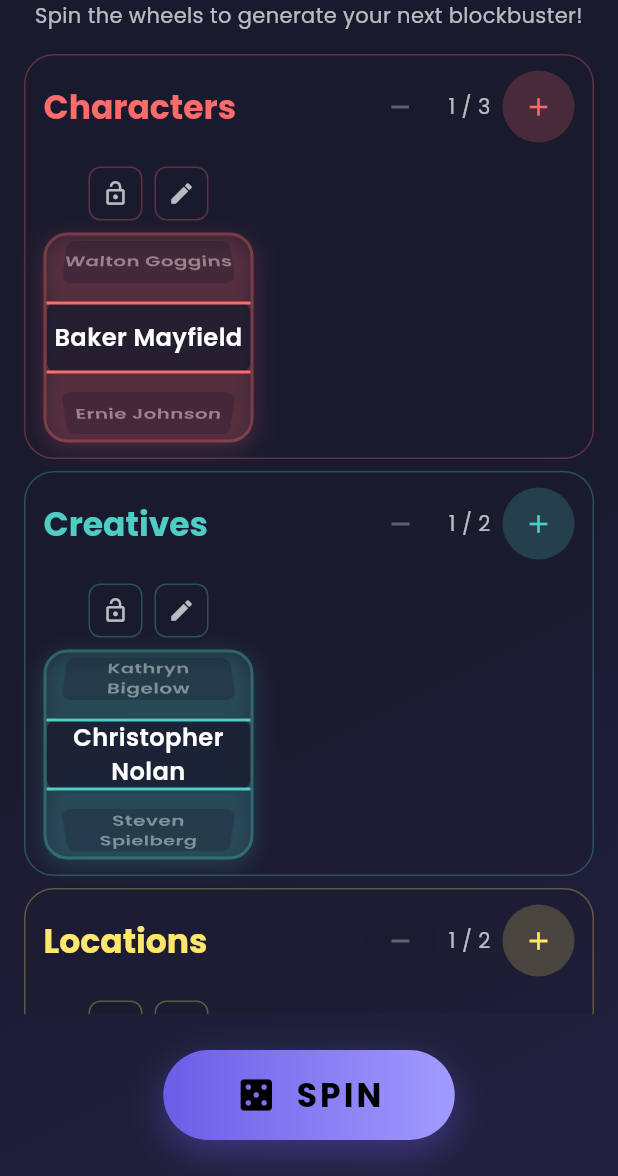
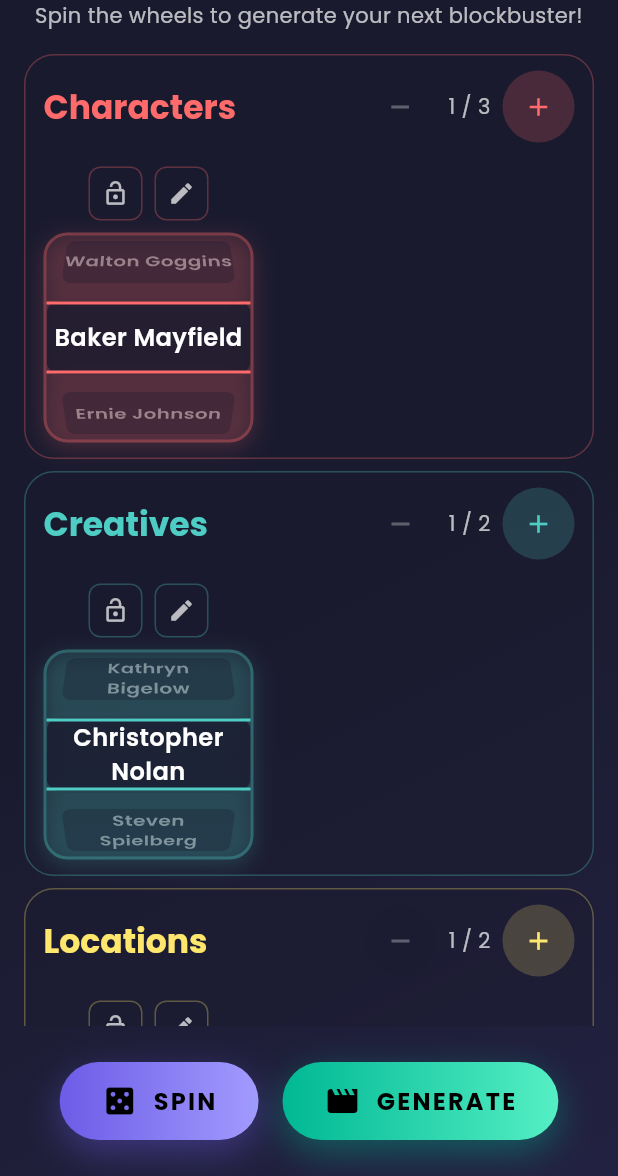
Before and after one commit to hayden-wolfe/movie_pitch_frontend, a Flutter app: the screen it shows after launch, on a phone screen of 412 x 824 dp, the part 60-1236 px from its top. Run offline on Flutter 3.47's test engine with Material 3 defaults, Android fonts, the phone set to English and light mode, and no system bars; our stand-ins replace google_fonts.

Commit message:
feat: added generate button with validation and loading screen

```diff
--- /dev/null
+++ b/lib/widgets/action_buttons.dart
@@ -0,0 +1,143 @@
+import 'package:flutter/material.dart';
+
+/// A widget displaying "Spin" and "Generate" action buttons.
+class ActionButtons extends StatelessWidget {
+  final VoidCallback? onSpinPressed;
+  final VoidCallback? onGeneratePressed;
+  final bool isSpinning;
+  final bool isGenerating;
+
+  const ActionButtons({
+    super.key,
+    required this.onSpinPressed,
+    required this.onGeneratePressed,
+    this.isSpinning = false,
+    this.isGenerating = false,
+  });
+
+  @override
+  Widget build(BuildContext context) {
+    final theme = Theme.of(context);
+
+    return Row(
+      mainAxisAlignment: MainAxisAlignment.center,
+      children: [
+        // Spin Button
+        _ActionButton(
+          label: 'SPIN',
+          icon: Icons.casino,
+          onPressed: (isSpinning || isGenerating) ? null : onSpinPressed,
+          isLoading: isSpinning,
+          gradientColors: [
+            theme.colorScheme.primary,
+            theme.colorScheme.secondary,
+          ],
+          theme: theme,
+        ),
+        const SizedBox(width: 16),
+        // Generate Button
+        _ActionButton(
+          label: 'GENERATE',
+          icon: Icons.movie_creation,
+          onPressed: (isSpinning || isGenerating) ? null : onGeneratePressed,
+          isLoading: isGenerating,
+          gradientColors: [
+            const Color(0xFF00B894), // Emerald green
+            const Color(0xFF55EFC4), // Light mint
+          ],
+          theme: theme,
+        ),
+      ],
+    );
+  }
+}
+
+class _ActionButton extends StatelessWidget {
+  final String label;
+  final IconData icon;
+  final VoidCallback? onPressed;
+  final bool isLoading;
+  final List<Color> gradientColors;
+  final ThemeData theme;
+
+  const _ActionButton({
+    required this.label,
+    required this.icon,
+    required this.onPressed,
+    required this.isLoading,
+    required this.gradientColors,
+    required this.theme,
+  });
+
+  @override
+  Widget build(BuildContext context) {
+    final isEnabled = onPressed != null;
+
+    return AnimatedContainer(
+      duration: const Duration(milliseconds: 200),
+      decoration: BoxDecoration(
+        borderRadius: BorderRadius.circular(30),
+        gradient: LinearGradient(
+          colors:
+              isEnabled
+                  ? gradientColors
+                  : [
+                    theme.colorScheme.surface.withValues(alpha: 0.5),
+                    theme.colorScheme.surface.withValues(alpha: 0.5),
+                  ],
+        ),
+        boxShadow:
+            isEnabled
+                ? [
+                  BoxShadow(
+                    color: gradientColors.first.withValues(alpha: 0.4),
+                    blurRadius: 20,
+                    offset: const Offset(0, 8),
+                  ),
+                ]
+                : null,
+      ),
+      child: Material(
+        color: Colors.transparent,
+        child: InkWell(
+          onTap: onPressed,
+          borderRadius: BorderRadius.circular(30),
+          child: Container(
+            padding: const EdgeInsets.symmetric(horizontal: 28, vertical: 14),
+            child:
+                isLoading
+                    ? SizedBox(
+                      width: 24,
+                      height: 24,
+                      child: CircularProgressIndicator(
+                        strokeWidth: 3,
+                        valueColor: AlwaysStoppedAnimation<Color>(
+                          theme.colorScheme.onPrimary,
+                        ),
+                      ),
+                    )
+                    : Row(
+                      mainAxisSize: MainAxisSize.min,
+                      children: [
+                        Icon(
+                          icon,
+                          color: theme.colorScheme.onPrimary,
+                          size: 24,
+                        ),
+                        const SizedBox(width: 10),
+                        Text(
+                          label,
+                          style: theme.textTheme.titleMedium?.copyWith(
+                            color: theme.colorScheme.onPrimary,
+                            fontWeight: FontWeight.bold,
+                            letterSpacing: 1.5,
+                          ),
+                        ),
+                      ],
+                    ),
+          ),
+        ),
+      ),
+    );
+  }
+}
--- a/lib/widgets/spinning_wheel.dart
+++ b/lib/widgets/spinning_wheel.dart
@@ -70,6 +70,12 @@
   bool get hasEmptyEditText =>
       _isEditing && _textController.text.trim().isEmpty;
 
+  /// Returns true if the wheel has a valid selected input.
+  /// This is true if the wheel is locked (manually or via spin) OR
+  /// if in edit mode with non-empty text.
+  bool get hasSelectedInput =>
+      _isLocked || (_isEditing && _textController.text.trim().isNotEmpty);
+
   @override
   void initState() {
     super.initState();
@@ -121,8 +127,12 @@
       curve: Curves.easeOutCubic,
     );
 
+    // Auto-lock the wheel after spinning completes
+    final finalPosition = _controller.selectedItem;
     setState(() {
       _isSpinning = false;
+      _lockedPosition = finalPosition;
+      _isLocked = true;
     });
 
     final result = widget.items[randomIndex];
```
Also changed, not shown: lib/screens/home_screen.dart (+80 -21 lines), lib/widgets/generating_pitch_dialog.dart (added, +235 -0 lines).
